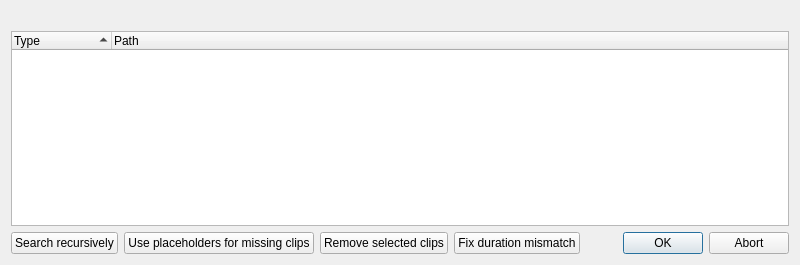
Qt form src/widgets/missingclips_ui.ui (KDE/kdenlive) before a commit.
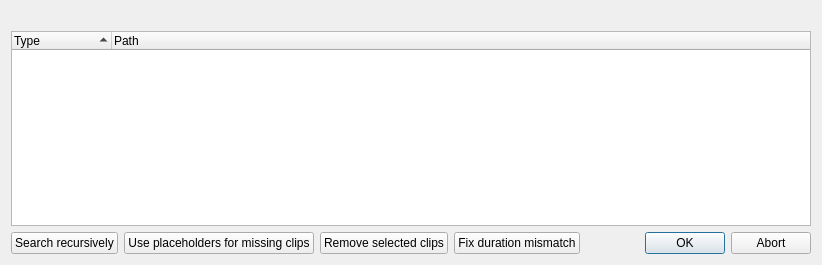
The same form after that commit.

Commit message: When opening project with proxies but missing source clips, allow to search for original clips on computer

```diff
--- a/src/widgets/missingclips_ui.ui
+++ b/src/widgets/missingclips_ui.ui
@@ -6,7 +6,7 @@
    <rect>
     <x>0</x>
     <y>0</y>
-    <width>800</width>
+    <width>822</width>
     <height>265</height>
    </rect>
   </property>
@@ -29,9 +29,6 @@
      <property name="selectionMode">
       <enum>QAbstractItemView::ExtendedSelection</enum>
      </property>
-     <property name="rootIsDecorated">
-      <bool>false</bool>
-     </property>
      <property name="itemsExpandable">
       <bool>false</bool>
      </property>
```
Left out of the diff: 2 changed lines with no effect on the pictures. The commit also changes 2 other files.
